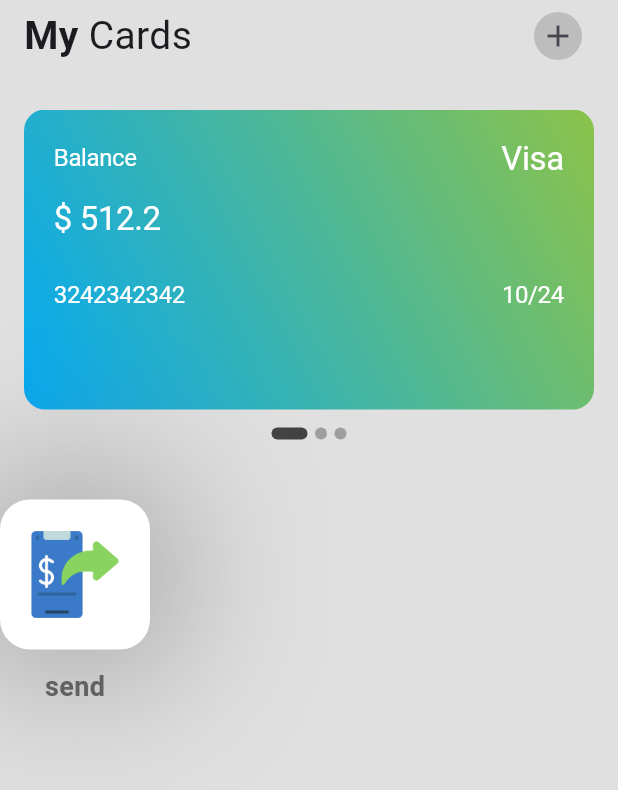
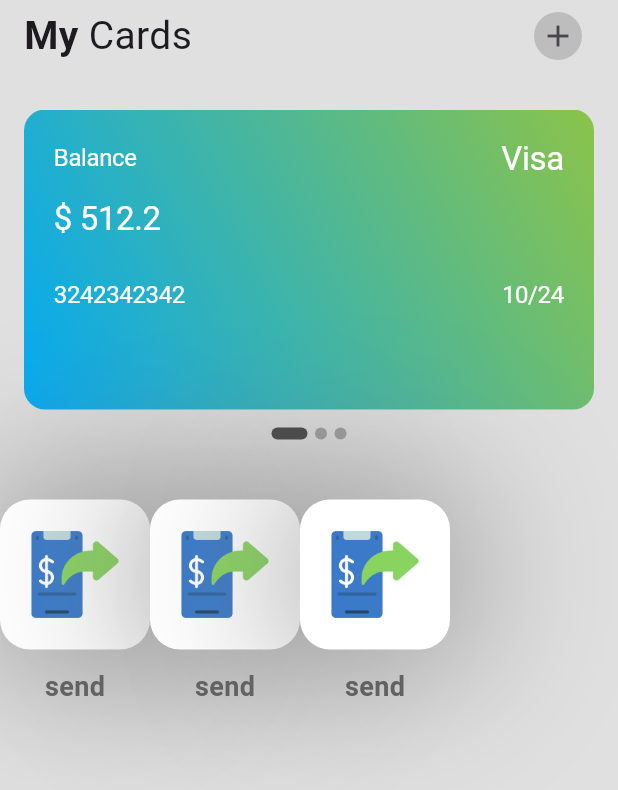
Before and after one commit to songhee24/wallet-app-ui, a Flutter app: the screen it shows after launch, on a phone screen of 412 x 824 dp. Shown: the top 790 px of the screen. Run offline on Flutter 3.47's test engine with Material 2 defaults, Android fonts, the light colour scheme and no system bars; drawn by our look-alikes of smooth_page_indicator.

Commit message:
Image assets fit fixes

```diff
--- a/lib/src/screens/home_screen.dart
+++ b/lib/src/screens/home_screen.dart
@@ -122,6 +122,14 @@ class _HomeScreenState extends State<HomeScreen> {
                   imageLink: 'assets/icons/send-money.png',
                   title: 'send',
                 ),
+                CardButton(
+                  imageLink: 'assets/icons/send-money.png',
+                  title: 'send',
+                ),
+                CardButton(
+                  imageLink: 'assets/icons/send-money.png',
+                  title: 'send',
+                ),
               ],
             ),
           ],
--- a/lib/src/widgets/card/card_button.dart
+++ b/lib/src/widgets/card/card_button.dart
@@ -30,9 +30,9 @@ class CardButton extends StatelessWidget {
               ),
             ],
           ),
-          child: FittedBox(
+          child: Image(
+            image: AssetImage(imageLink),
             fit: BoxFit.fill,
-            child: Image.asset(imageLink),
           ),
         ),
         const SizedBox(
```
Also changed, not shown: assets/icons/bill.png (renamed from assets/icons/free-icon-receipt-4136963.png).
